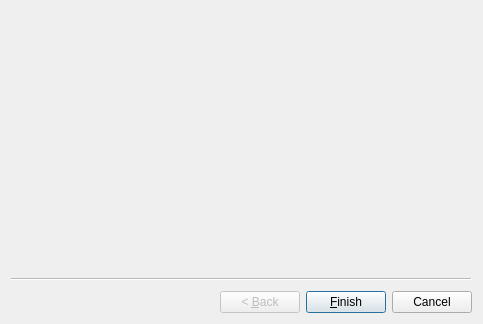
Above: externals/IFCImportPlugin/src/ImportWizard.ui from hirseboy/IFC-Import-Plugin before the change. Below: the same form after it.
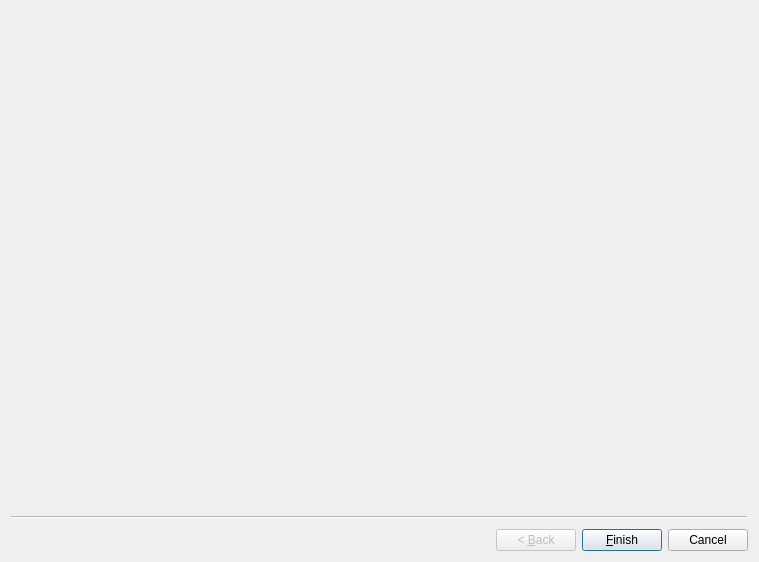
That is the form after the change.

The edit to the form file:
```diff
--- a/externals/IFCImportPlugin/src/ImportWizard.ui
+++ b/externals/IFCImportPlugin/src/ImportWizard.ui
@@ -6,8 +6,8 @@
    <rect>
     <x>0</x>
     <y>0</y>
-    <width>483</width>
-    <height>324</height>
+    <width>759</width>
+    <height>562</height>
    </rect>
   </property>
   <property name="windowTitle">
```
